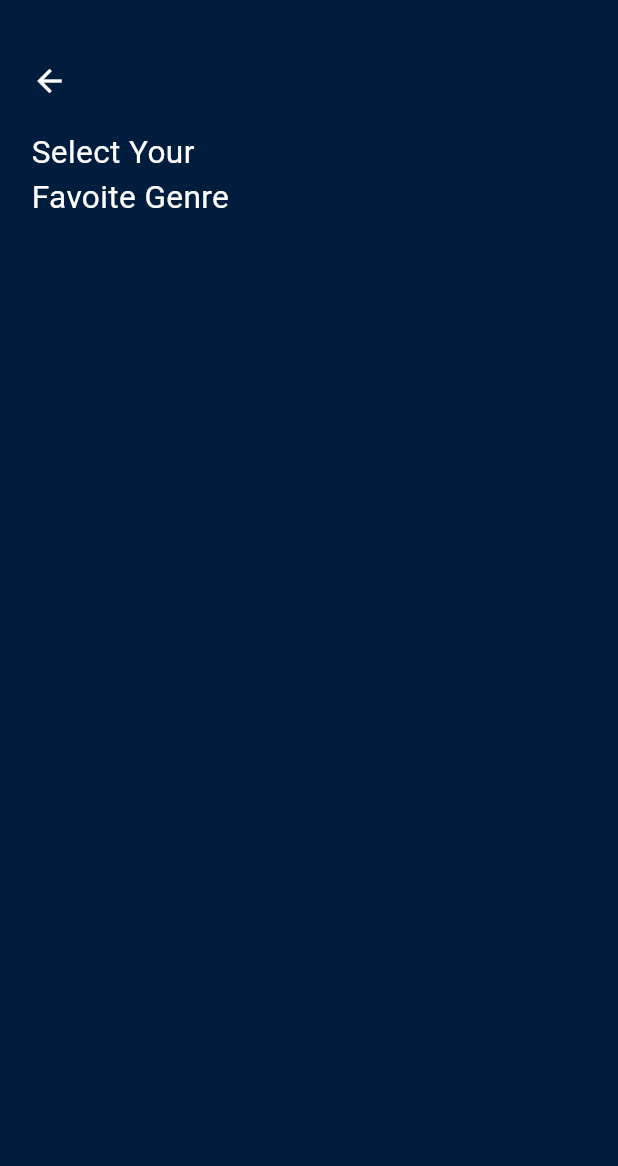
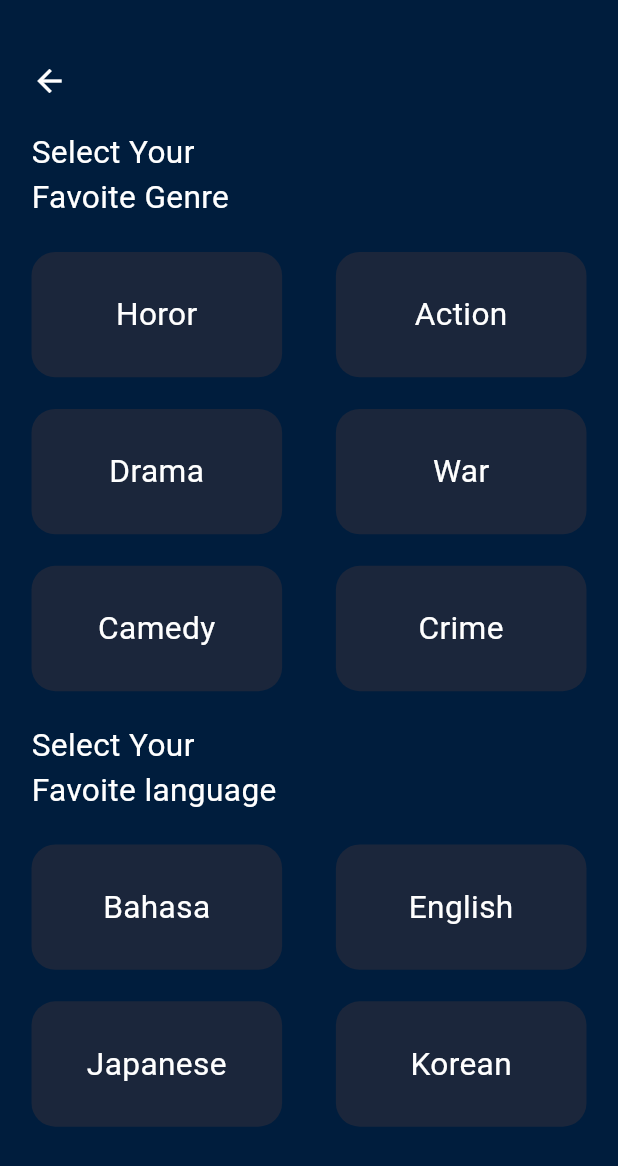
Before and after one commit to TKZues/Movie_flutter, a Flutter app: the screen it shows after launch, on a phone screen of 412 x 824 dp. Shown: the top 1166 px of the screen. Run offline on Flutter 3.47's test engine with Material 3 defaults, Android fonts, the phone set to English and light mode, and no system bars; our stand-ins replace get.

Commit message:
create select your favoite

```diff
--- a/lib/flow/select_your_favoite.dart
+++ b/lib/flow/select_your_favoite.dart
@@ -3,6 +3,7 @@ import 'package:flutter/material.dart';
 import 'package:movie_flutter/utils/color.dart';
 import 'package:movie_flutter/utils/dimensions.dart';
 import 'package:movie_flutter/widget/BigText.dart';
+import 'package:movie_flutter/widget/button_favoite.dart';
 
 class SelectYourFavoite extends StatefulWidget {
   const SelectYourFavoite({Key? key}) : super(key: key);
@@ -26,7 +27,47 @@ class _SelectYourFavoiteState extends State<SelectYourFavoite> {
             SizedBox(height: Dimentions.height20,),
             BigText(text: "Select Your \nFavoite Genre", color: Colors.white, textAlign: TextAlign.left,),
             SizedBox(height: Dimentions.height20,),
-
+            Row(
+              mainAxisAlignment: MainAxisAlignment.spaceBetween,
+              children: [
+                ButtonFavoite(text: "Horor"),
+                ButtonFavoite(text: "Action")
+              ],
+            ),
+            SizedBox(height: Dimentions.height20,),
+            Row(
+              mainAxisAlignment: MainAxisAlignment.spaceBetween,
+              children: [
+                ButtonFavoite(text: "Drama"),
+                ButtonFavoite(text: "War")
+              ],
+            ),
+            SizedBox(height: Dimentions.height20,),
+            Row(
+              mainAxisAlignment: MainAxisAlignment.spaceBetween,
+              children: [
+                ButtonFavoite(text: "Camedy"),
+                ButtonFavoite(text: "Crime")
+              ],
+            ),
+            SizedBox(height: Dimentions.height20,),
+            BigText(text: "Select Your \nFavoite language", color: Colors.white, textAlign: TextAlign.left,),
+            SizedBox(height: Dimentions.height20,),
+            Row(
+              mainAxisAlignment: MainAxisAlignment.spaceBetween,
+              children: [
+                ButtonFavoite(text: "Bahasa"),
+                ButtonFavoite(text: "English")
+              ],
+            ),
+            SizedBox(height: Dimentions.height20,),
+            Row(
+              mainAxisAlignment: MainAxisAlignment.spaceBetween,
+              children: [
+                ButtonFavoite(text: "Japanese"),
+                ButtonFavoite(text: "Korean")
+              ],
+            ),
           ],
         ),
       ),
--- a/lib/utils/dimensions.dart
+++ b/lib/utils/dimensions.dart
@@ -20,6 +20,7 @@ class Dimentions{
   static double font20 = screenHeight/39.05;
   static double font26 = screenHeight/30.04;
 
+  static double radius15 = screenHeight/52.07;
   static double radius20 = screenHeight/42.2;
   static double radius30 = screenHeight/19.73;
 
--- a/lib/widget/button_favoite.dart
+++ b/lib/widget/button_favoite.dart
@@ -0,0 +1,26 @@
+import 'package:flutter/cupertino.dart';
+import 'package:flutter/material.dart';
+
+import '../utils/color.dart';
+import '../utils/dimensions.dart';
+import 'BigText.dart';
+
+class ButtonFavoite extends StatelessWidget {
+  final String text;
+
+  const ButtonFavoite({Key? key, required this.text}) : super(key: key);
+
+  @override
+  Widget build(BuildContext context) {
+    return Container(
+      width: Dimentions.height30*4,
+      height: Dimentions.height30*2,
+      decoration: BoxDecoration(
+        borderRadius: BorderRadius.circular(Dimentions.radius15),
+        color: AppColors.button,
+      ),
+      child:
+      Center(child: BigText(text: text, color: Colors.white, textAlign: TextAlign.center,)),
+    );
+  }
+}
```
Also changed, not shown: lib/flow/confirm_new_account.dart (added).
